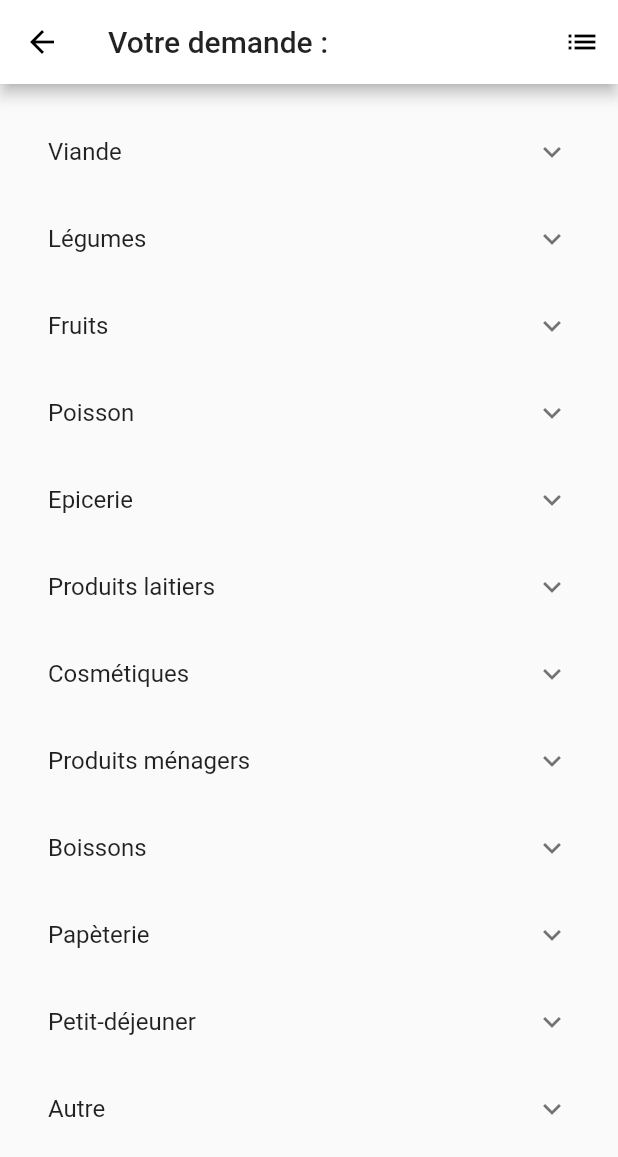
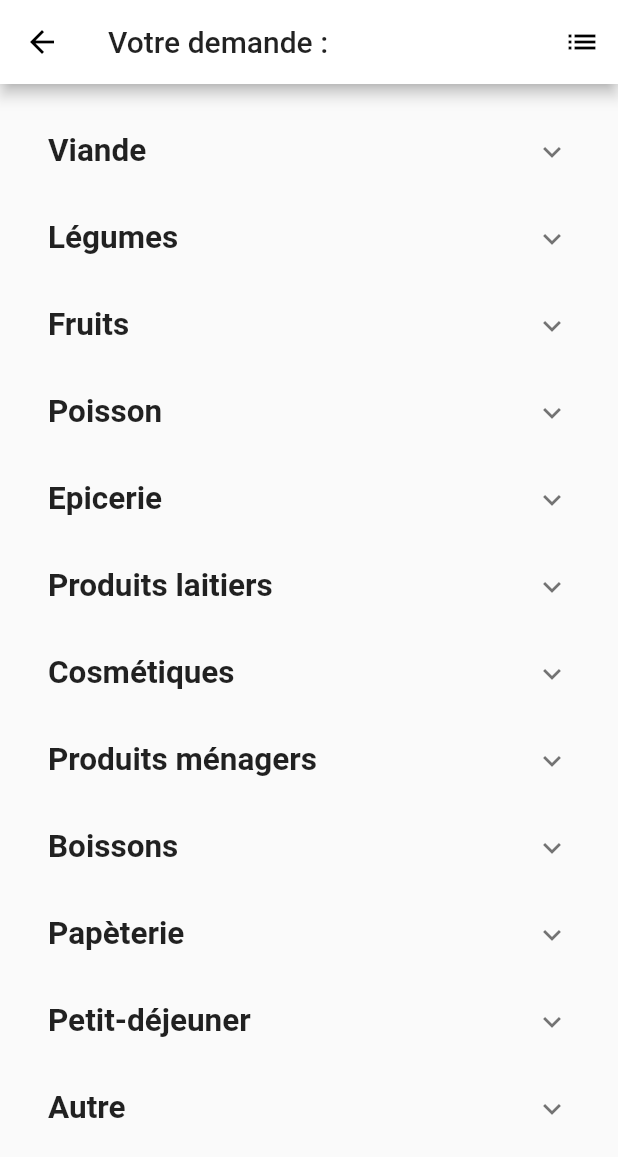
Before and after one commit to Gavinkaa/LauzHack-CoVid19, a Flutter app: the ItemsListPage screen opened directly, on a phone screen of 412 x 824 dp. Shown: the top 1157 px of the screen. Run offline on Flutter 3.47's test engine with Material 2 defaults, Android fonts, the phone set to English and light mode, and no system bars; our stand-ins replace cloud_firestore, firebase_auth, image_picker; accounts and stored records are empty.

Commit message:
better font for item list

```diff
--- a/app/lib/AskSide/itemsListPage.dart
+++ b/app/lib/AskSide/itemsListPage.dart
@@ -29,7 +29,11 @@ class _ItemsListPageState extends State<ItemsListPage> {
     super.initState();
   }
 
-  final _biggerFont = const TextStyle(fontSize: 18.0);
+  final _fontArticles = const TextStyle(fontSize: 17.0);
+  final _fontTypes = const TextStyle(
+    fontSize: 21.0,
+    fontWeight: FontWeight.bold,
+  );
   final Set<Article> _saved = Set<Article>();
 
   Widget _buildTypes() {
@@ -40,7 +44,7 @@ class _ItemsListPageState extends State<ItemsListPage> {
         itemBuilder: (context, i) {
           List<ArticleType> types = _articlesByType.keys.toList();
           return ExpansionTile(
-            title: Text(types[i].getStr()),
+            title: Text(types[i].getStr(), style: _fontTypes),
             children: <Widget>[
               Column(
                 children: _buildArticles(_articlesByType[types[i]]),
@@ -73,7 +77,7 @@ class _ItemsListPageState extends State<ItemsListPage> {
     return ListTile(
         title: Text(
           article.getName(),
-          style: _biggerFont,
+          style: _fontArticles,
         ),
         trailing: Icon(
           alreadySaved ? Icons.check_box : Icons.check_box_outline_blank,
@@ -116,7 +120,7 @@ class _ItemsListPageState extends State<ItemsListPage> {
               return ListTile(
                 title: Text(
                   article.getName(),
-                  style: _biggerFont,
+                  style: _fontArticles,
                 ),
               );
             },
```
